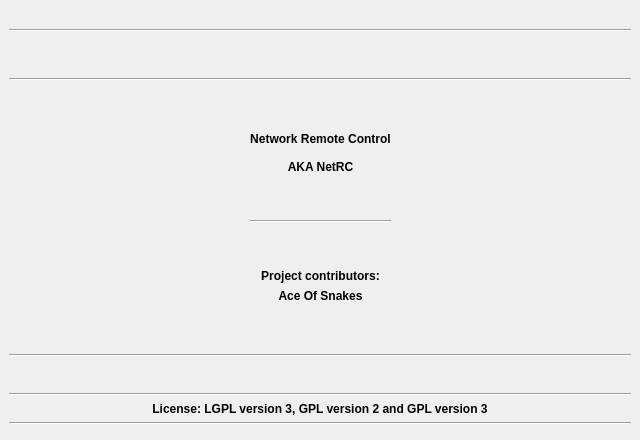
First picture: the form in src/ui/aboutdialog.ui, repository AceOfSnakes/NetRC, before the edit.
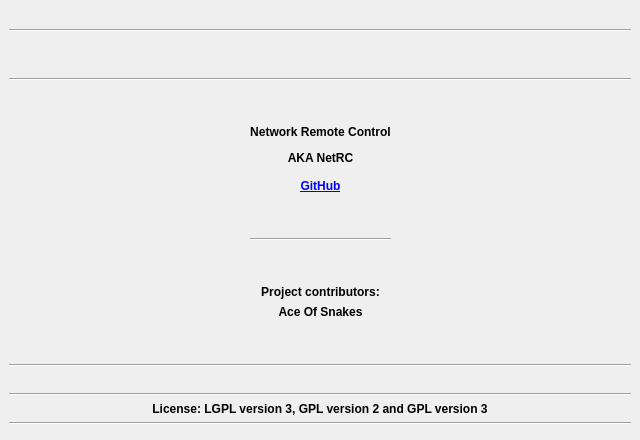
Second picture: the form after the edit. Icons and pictures are not drawn.

Commit message: add link to github

Diff of the .ui file:
```diff
--- a/src/ui/aboutdialog.ui
+++ b/src/ui/aboutdialog.ui
@@ -225,9 +225,7 @@
        <item>
         <widget class="QLabel" name="label_3">
          <property name="text">
-          <string>Network Remote Control 
-
-AKA NetRC</string>
+          <string>&lt;html&gt;&lt;head/&gt;&lt;body&gt;&lt;p&gt;Network Remote Control&lt;/p&gt;&lt;p&gt;AKA NetRC&lt;br/&gt;&lt;br/&gt;&lt;a href=&quot;https://github.com/AceOfSnakes/NetRC/&quot;&gt;GitHub&lt;/a&gt;&lt;/p&gt;&lt;/body&gt;&lt;/html&gt;</string>
          </property>
          <property name="alignment">
           <set>Qt::AlignCenter</set>
```
Left out of the diff: 3 changed lines with no effect on the pictures. The commit also changes 1 other file.
